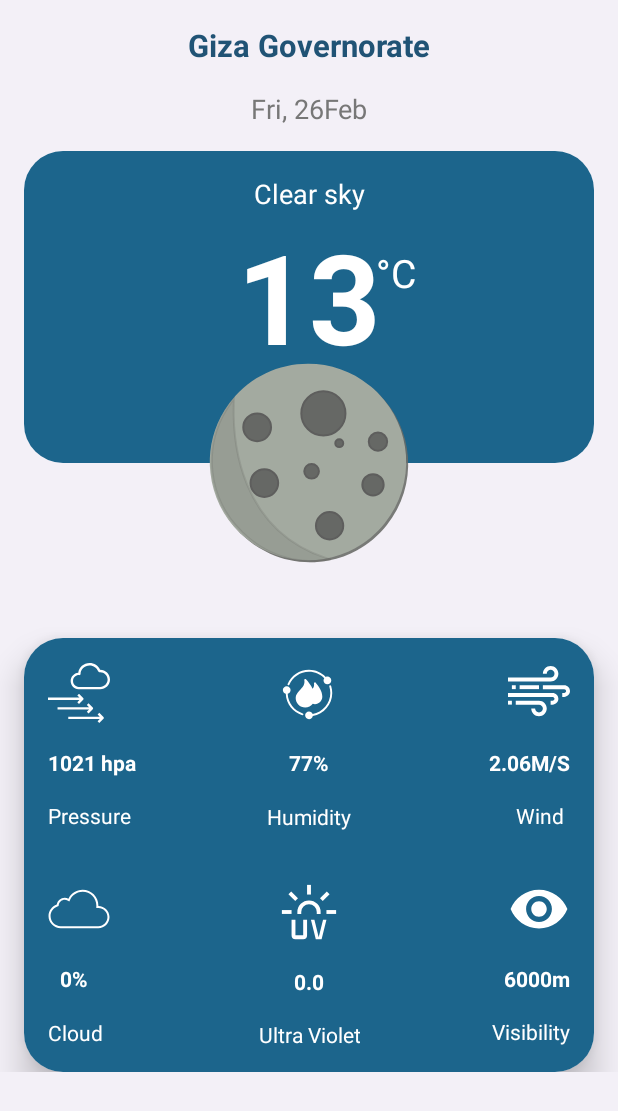
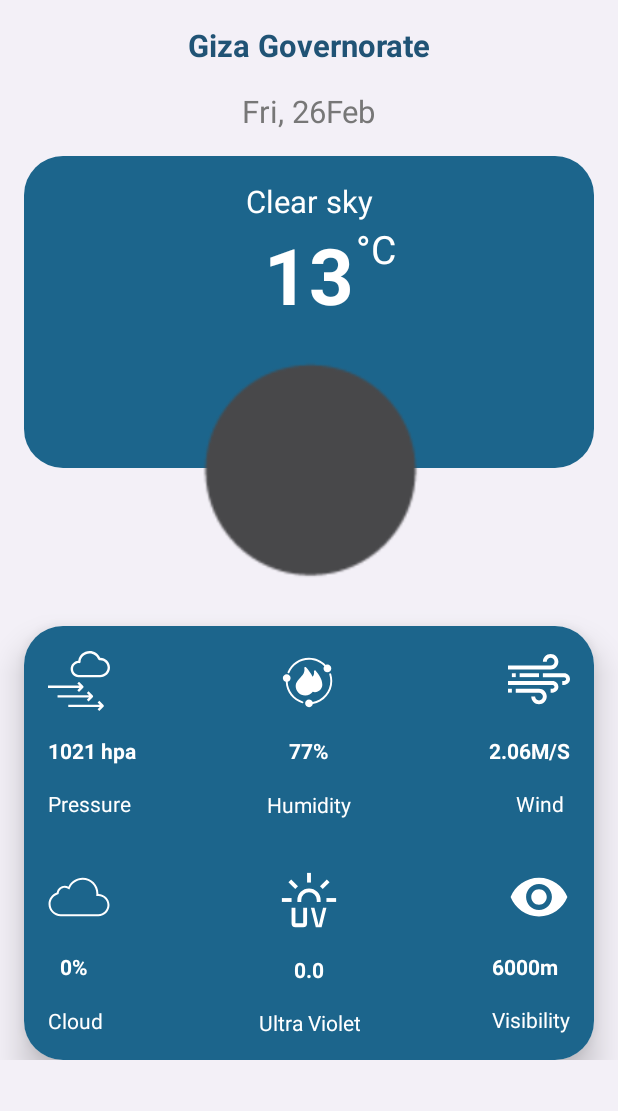
Before and after one commit to Esraa-Sayed/Weather-Forecast, an Android app: the layout fragment_home_screen.xml on its own in the app's theme, with its tools: preview values and no code run, on a phone screen of 412 x 824 dp. Shown: the top 1111 px of the screen. Run offline under Robolectric (Android 15) with nearby library versions, the phone set to English and light mode, and no system bars.

Commit message:
finish shows current weather data in home screen

```diff
--- a/app/src/main/res/layout/fragment_home_screen.xml
+++ b/app/src/main/res/layout/fragment_home_screen.xml
@@ -35,7 +35,7 @@
             android:layout_marginTop="16dp"
             android:text="Fri, 26Feb"
             android:textColor="#777777"
-            android:textSize="@dimen/_14ssp"
+            android:textSize="@dimen/_16ssp"
             app:layout_constraintEnd_toEndOf="parent"
             app:layout_constraintHorizontal_bias="0.5"
             app:layout_constraintStart_toStartOf="parent"
@@ -68,7 +68,7 @@
                     android:layout_marginTop="16dp"
                     android:text="Clear sky"
                     android:textColor="@color/white"
-                    android:textSize="@dimen/_14ssp"
+                    android:textSize="@dimen/_16ssp"
                     app:layout_constraintEnd_toEndOf="parent"
                     app:layout_constraintHorizontal_bias="0.5"
                     app:layout_constraintStart_toStartOf="parent"
@@ -80,7 +80,7 @@
                     android:layout_height="wrap_content"
                     android:text="13"
                     android:textColor="@color/white"
-                    android:textSize="@dimen/_64ssp"
+                    android:textSize="@dimen/_40ssp"
                     android:textStyle="bold"
                     android:layoutDirection="ltr"
                     app:layout_constraintEnd_toEndOf="parent"
@@ -92,12 +92,12 @@
                     android:id="@+id/tempTypeTextView"
                     android:layout_width="wrap_content"
                     android:layout_height="wrap_content"
-                    android:layout_marginStart="-3dp"
-                    android:layout_marginTop="63dp"
+                    android:layout_marginStart="1dp"
+                    android:layout_marginTop="44dp"
+                    android:layoutDirection="ltr"
                     android:text="°C"
                     android:textColor="@color/white"
                     android:textSize="@dimen/_20ssp"
-                    android:layoutDirection="ltr"
                     app:layout_constraintStart_toEndOf="@+id/tempTextView"
                     app:layout_constraintTop_toTopOf="parent" />
 
@@ -108,9 +108,9 @@
         <de.hdodenhof.circleimageview.CircleImageView
 
             android:id="@+id/tempIcon"
-            android:layout_width="@dimen/_130sdp"
-            android:layout_height="@dimen/_130sdp"
-            android:src="@drawable/moon_planet_space_icon"
+            android:layout_width="@dimen/_220sdp"
+            android:layout_height="@dimen/_220sdp"
+            android:src="@drawable/test"
             app:layout_constraintBottom_toBottomOf="@+id/cardView"
             app:layout_constraintEnd_toEndOf="parent"
             app:layout_constraintStart_toStartOf="parent"
@@ -122,6 +122,7 @@
             android:layout_width="match_parent"
             android:layout_height="wrap_content"
             android:layout_marginStart="16dp"
+            android:layout_marginTop="-70dp"
             android:layout_marginEnd="16dp"
             app:layout_constraintEnd_toEndOf="parent"
             app:layout_constraintStart_toStartOf="parent"
@@ -325,7 +326,7 @@
                     android:layout_width="wrap_content"
                     android:layout_height="wrap_content"
                     android:layout_marginTop="16dp"
-                    android:layout_marginEnd="16dp"
+                    android:layout_marginEnd="24dp"
                     android:gravity="center"
                     android:text="6000m"
                     android:textColor="@color/white"
```
Also changed, not shown: app/src/main/java/com/example/weatherforecast/Constants/APIRequest.kt (+22 -0 lines), app/src/main/java/com/example/weatherforecast/HomeScreen/view/HomeScreenFragment.kt (+21 -3 lines), app/src/main/java/com/example/weatherforecast/HomeScreen/viewModel/HomeViewModel.kt (+12 -0 lines), app/src/main/java/com/example/weatherforecast/Setting/view/SettingActivity.kt (+44 -18 lines), app/src/main/res/drawable/test.png (added).
